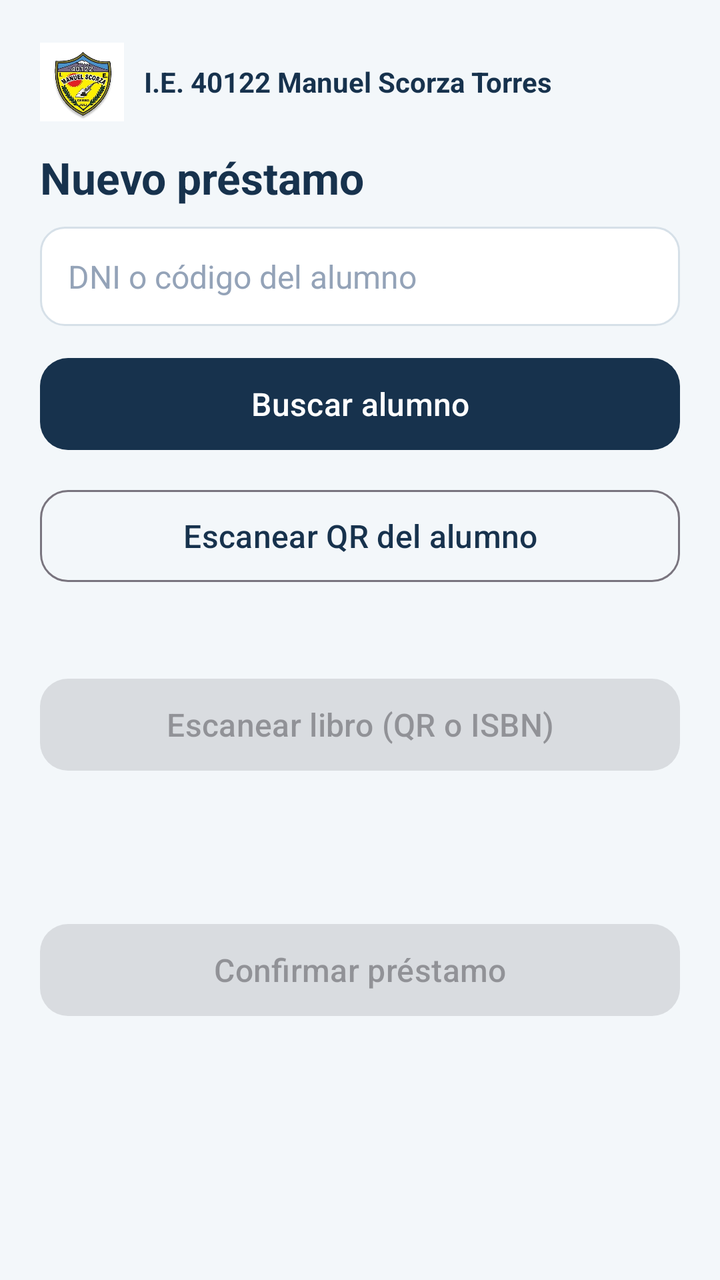
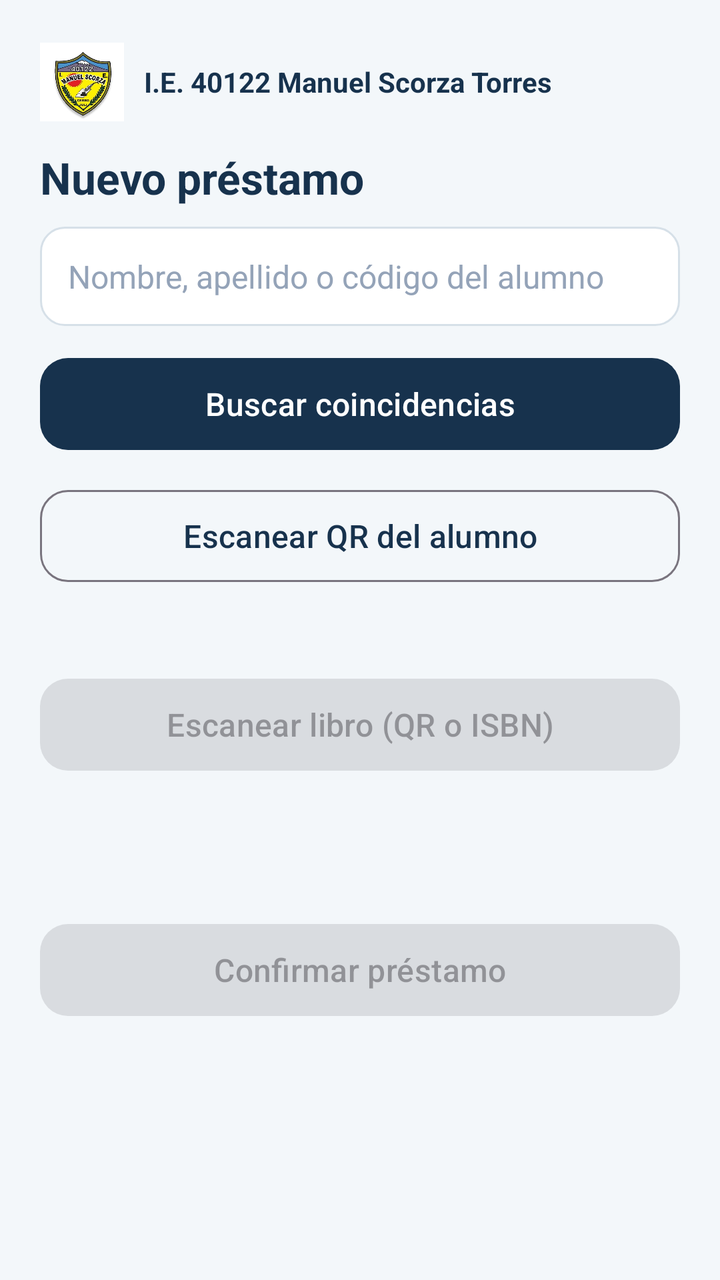

The first picture is an Android layout as it rendered before a commit; the second is the same layout after the commit. The layout source and the unified diff follow.
<!-- AndroidManifest.xml: application theme Theme.BiblioScorza -->
<!-- res/layout/activity_prestamo.xml -->
<?xml version="1.0" encoding="utf-8"?>
<ScrollView xmlns:android="http://schemas.android.com/apk/res/android"
    android:layout_width="match_parent" android:layout_height="match_parent">
    <LinearLayout android:layout_width="match_parent" android:layout_height="wrap_content"
        android:orientation="vertical" android:padding="20dp">
        <include layout="@layout/header_brand" />
        <TextView style="@style/BsTitle" android:layout_width="wrap_content" android:layout_height="wrap_content" android:text="Nuevo préstamo" />
        <EditText android:id="@+id/etAlumno" style="@style/BsInput" android:hint="DNI o código del alumno" android:inputType="text" />
        <Button android:id="@+id/btnBuscarAlumno" style="@style/BsButton" android:text="Buscar alumno" />
        <Button android:id="@+id/btnScanAlumno" style="@style/BsButtonOutline" android:text="Escanear QR del alumno" />
        <TextView android:id="@+id/tvAlumno" style="@style/BsText" android:textStyle="bold" />
        <Button android:id="@+id/btnScanLibro" style="@style/BsButton" android:text="Escanear libro (QR o ISBN)" android:enabled="false" />
        <TextView android:id="@+id/tvItems" style="@style/BsText" />
        <TextView android:id="@+id/tvMsg" style="@style/BsText" />
        <Button android:id="@+id/btnConfirmar" style="@style/BsButton" android:text="Confirmar préstamo" android:enabled="false" />
    </LinearLayout>
</ScrollView>
<!-- res/layout/header_brand.xml (included above) -->
<?xml version="1.0" encoding="utf-8"?>
<LinearLayout xmlns:android="http://schemas.android.com/apk/res/android"
    android:layout_width="match_parent"
    android:layout_height="wrap_content"
    android:gravity="center_vertical"
    android:orientation="horizontal"
    android:paddingBottom="12dp">

    <ImageView
        android:layout_width="42dp"
        android:layout_height="42dp"
        android:adjustViewBounds="true"
        android:contentDescription="Escudo de la I.E. 40122 Manuel Scorza Torres"
        android:scaleType="fitCenter"
        android:src="@drawable/escudo_colegio" />

    <TextView
        android:layout_width="0dp"
        android:layout_height="wrap_content"
        android:layout_marginStart="10dp"
        android:layout_weight="1"
        android:text="I.E. 40122 Manuel Scorza Torres"
        android:textColor="#17324D"
        android:textSize="14sp"
        android:textStyle="bold" />
</LinearLayout>
<!-- resources referenced by this layout -->
<resources>
  <!-- drawable escudo_colegio: png bitmap (drawable-nodpi, 203199 bytes) -->
  <style name="BsButton" parent="Widget.Material3.Button">
          <item name="android:layout_width">match_parent</item>
          <item name="android:layout_height">54dp</item>
          <item name="android:layout_marginTop">12dp</item>
          <item name="android:textSize">16sp</item>
          <item name="cornerRadius">14dp</item>
      </style>
  <style name="BsButtonOutline" parent="Widget.Material3.Button.OutlinedButton">
          <item name="android:layout_width">match_parent</item>
          <item name="android:layout_height">54dp</item>
          <item name="android:layout_marginTop">12dp</item>
          <item name="android:textSize">16sp</item>
          <item name="cornerRadius">14dp</item>
      </style>
  <style name="BsInput">
          <item name="android:layout_width">match_parent</item>
          <item name="android:layout_height">wrap_content</item>
          <item name="android:background">@drawable/input_bg</item>
          <item name="android:padding">14dp</item>
          <item name="android:layout_marginTop">10dp</item>
          <item name="android:textSize">16sp</item>
          <item name="android:textColor">#1E293B</item>
          <item name="android:textColorHint">#94A3B8</item>
      </style>
  <style name="BsText">
          <item name="android:layout_width">match_parent</item>
          <item name="android:layout_height">wrap_content</item>
          <item name="android:layout_marginTop">8dp</item>
          <item name="android:textSize">15sp</item>
          <item name="android:textColor">#1E293B</item>
      </style>
  <style name="BsTitle">
          <item name="android:textSize">22sp</item>
          <item name="android:textStyle">bold</item>
          <item name="android:textColor">#17324D</item>
      </style>
  <style name="Theme.BiblioScorza" parent="Theme.Material3.Light.NoActionBar">
          <item name="colorPrimary">#17324D</item>
          <item name="colorOnPrimary">#FFFFFF</item>
          <item name="colorSecondary">#168C83</item>
          <item name="android:statusBarColor">#10263A</item>
          <item name="android:navigationBarColor">#F3F7FA</item>
          <item name="android:windowLightNavigationBar">true</item>
          <item name="android:windowBackground">#F3F7FA</item>
      </style>
  <!-- drawable input_bg (drawable) -->
  <?xml version="1.0" encoding="utf-8"?>
  <shape xmlns:android="http://schemas.android.com/apk/res/android" android:shape="rectangle">
      <solid android:color="#FFFFFF" />
      <stroke android:width="1dp" android:color="#D6E0E8" />
      <corners android:radius="12dp" />
  </shape>
</resources>

<!-- the commit's change to res/layout/activity_prestamo.xml (unified diff, before → after) -->
@@ -5,8 +5,10 @@
         android:orientation="vertical" android:padding="20dp">
         <include layout="@layout/header_brand" />
         <TextView style="@style/BsTitle" android:layout_width="wrap_content" android:layout_height="wrap_content" android:text="Nuevo préstamo" />
-        <EditText android:id="@+id/etAlumno" style="@style/BsInput" android:hint="DNI o código del alumno" android:inputType="text" />
-        <Button android:id="@+id/btnBuscarAlumno" style="@style/BsButton" android:text="Buscar alumno" />
+        <AutoCompleteTextView android:id="@+id/etAlumno" style="@style/BsInput"
+            android:hint="Nombre, apellido o código del alumno" android:inputType="text"
+            android:completionThreshold="2" android:singleLine="true" android:imeOptions="actionSearch" />
+        <Button android:id="@+id/btnBuscarAlumno" style="@style/BsButton" android:text="Buscar coincidencias" />
         <Button android:id="@+id/btnScanAlumno" style="@style/BsButtonOutline" android:text="Escanear QR del alumno" />
         <TextView android:id="@+id/tvAlumno" style="@style/BsText" android:textStyle="bold" />
         <Button android:id="@+id/btnScanLibro" style="@style/BsButton" android:text="Escanear libro (QR o ISBN)" android:enabled="false" />
